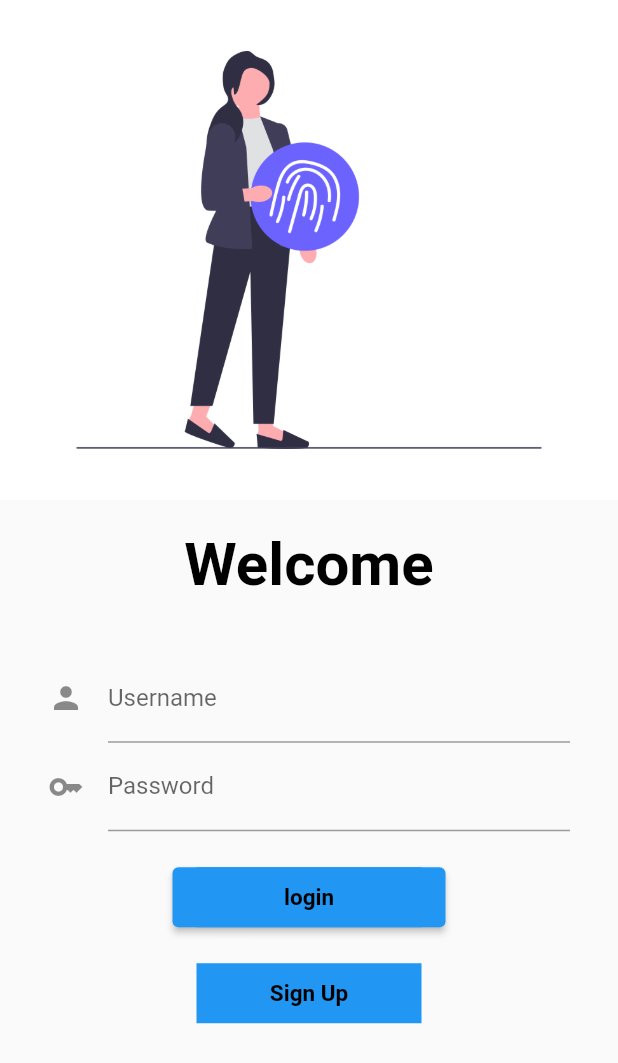
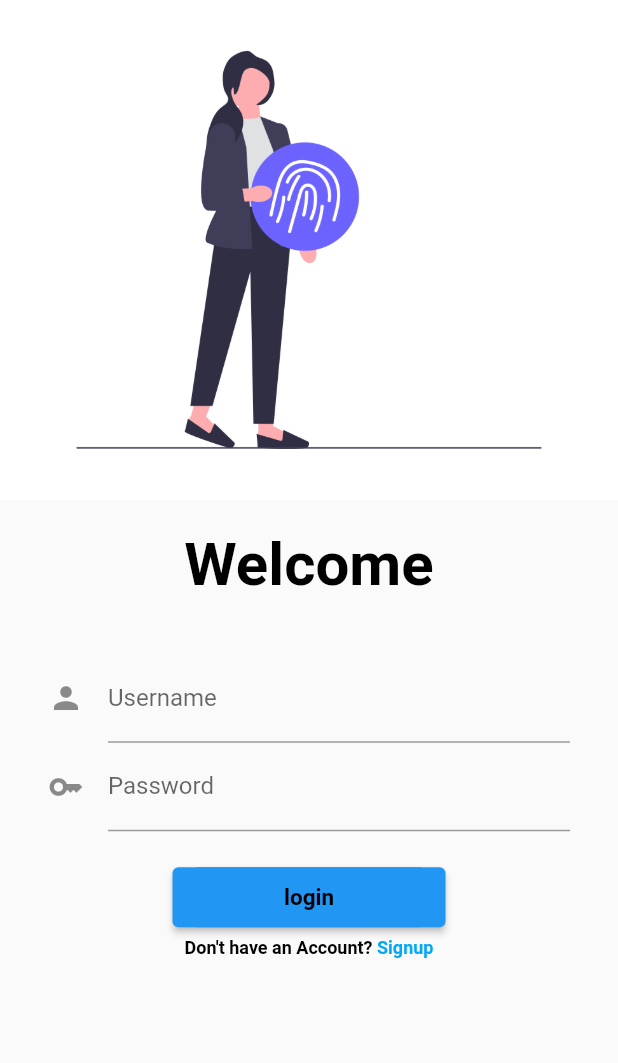
Before and after one commit to Taseen23/Health_Monitroing_System, a Flutter app: the screen it shows after launch, on a phone screen of 412 x 824 dp. Shown: the top 1063 px of the screen. Run offline on Flutter 3.47's test engine with Material 2 defaults, Android fonts, the phone set to English and light mode, and no system bars; our stand-ins replace firebase_auth, firebase_core; accounts and stored records are empty.

Commit message:
Login Design

```diff
--- a/lib/login.dart
+++ b/lib/login.dart
@@ -14,6 +14,7 @@ class LoginPage extends StatefulWidget {
  class LoginPageState extends State<LoginPage> {
    var email;
    var password;
+
 
   bool changebutton=false;
   bool changesignupbutton=false;
@@ -120,9 +121,44 @@ class LoginPage extends StatefulWidget {
 
 
                   ),
-               SizedBox(height: 20.0,),
+               SizedBox(height: 3.0,),
 
-               SizedBox(
+
+               Container(
+                  // alignment: Alignment.center,
+                 //  padding: const EdgeInsets.all(8),
+                  // color: Colors.red[300],
+                   //child:  Text("Don't have an Account?"),
+                   child: GestureDetector(
+
+
+                     onTap: () async{
+
+
+                       await Future.delayed(Duration(seconds: 0));
+                       Navigator.pushNamed(context, MyRoutes.signuppage);
+                     },
+                     child:
+                     const Text.rich(
+                       TextSpan(
+                         text: "Don't have an Account?",style: TextStyle(
+                         color: Colors.black, fontWeight: FontWeight.bold, fontSize: 12,), // default text style
+                         children: <TextSpan>[
+                           TextSpan(text: " Signup", style: TextStyle(
+                             color: Colors.lightBlue, fontWeight: FontWeight.bold, fontSize: 12,),),
+
+                         ],
+                       ),
+                     )
+                     /* const Text("Don't have an Account?  Signup",style: TextStyle(
+                       color: Colors.black, fontWeight: FontWeight.bold, fontSize: 12,),), */
+                   )
+
+               ),
+
+
+
+               /* SizedBox(
                  height:40,
                  child: InkWell(
 
@@ -153,6 +189,7 @@ class LoginPage extends StatefulWidget {
 
                  ),
                ),
+               */
 
              ],
              ),
--- a/lib/main.dart
+++ b/lib/main.dart
@@ -4,10 +4,10 @@ import 'package:test_project/HomePage.dart';
 import 'package:test_project/login.dart';
 import 'package:test_project/profile.dart';
 import 'package:test_project/signup.dart';
-import 'package:test_project/temparature.dart';
+import 'package:test_project/Paremeters%20Page/temparature.dart';
 import 'package:test_project/utils/routes.dart';
-import 'Oxygen_level.dart';
-import 'heart_bitrate.dart';
+import 'Paremeters Page/Oxygen_level.dart';
+import 'Paremeters Page/heart_bitrate.dart';
 
 
 
--- a/lib/widget.dart
+++ b/lib/widget.dart
@@ -16,11 +16,11 @@ class MyDrawer extends StatelessWidget {
       ListView(
           padding: EdgeInsets.zero,
           children: [
-            DrawerHeader(
+            const DrawerHeader(
               padding:EdgeInsets.zero,
                 child: UserAccountsDrawerHeader(
-                    ////////accountEmail: Text("20103264@iubat.edu"),
-             accountEmail: Text(user.email.toString()),
+                    accountEmail: Text("20103264@iubat.edu"),
+            /////////// accountEmail: Text(user.email.toString()),
               accountName: Text("Taseen Alam Dehan"),
                currentAccountPicture: CircleAvatar(
                  backgroundImage: NetworkImage('https://www.facebook.com/messenger_media/?attachment_id=1330498180878882&message_id=mid.%24cAAAAAefgzh-PYvz2_GJMbeppyLJN&thread_id=100009361145553'),
```
Also changed, not shown: lib/Paremeters Page/Oxygen_level.dart (renamed from lib/Oxygen_level.dart), lib/Paremeters Page/heart_bitrate.dart (renamed from lib/heart_bitrate.dart), lib/Paremeters Page/temparature.dart (renamed from lib/temparature.dart).
